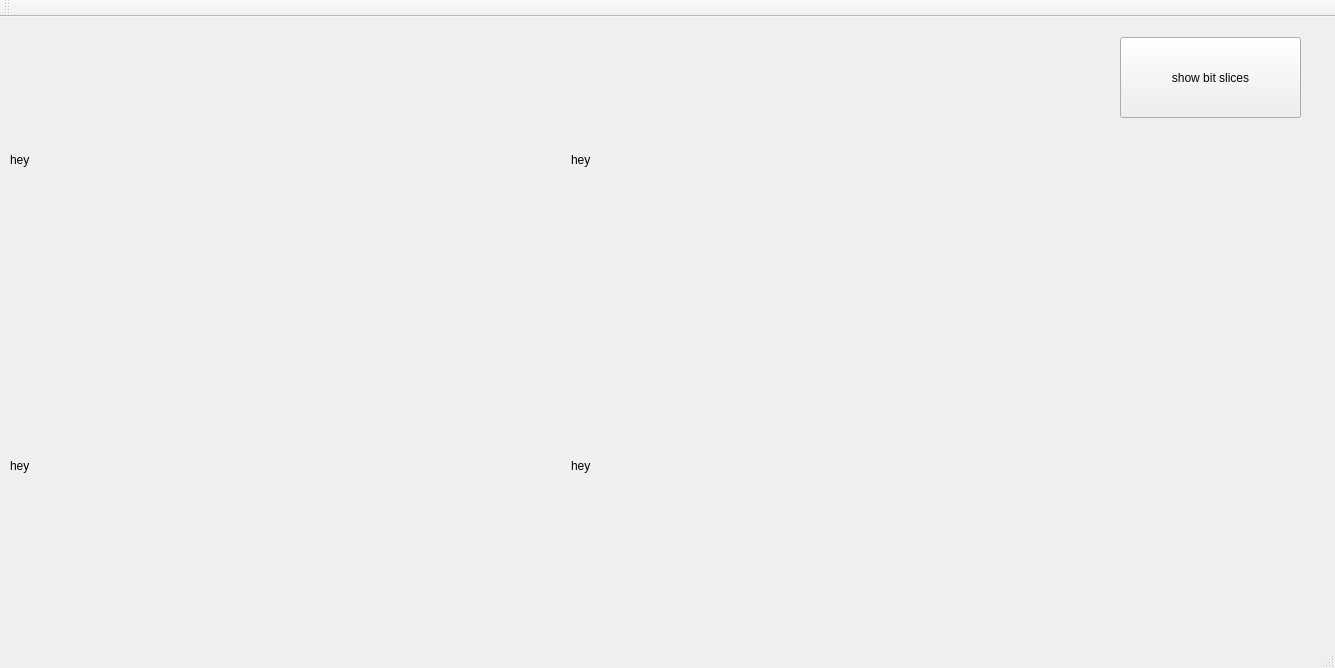
This is mainwindow.ui in Erfan-ram/bit-plane-slicing-qt as Qt 5 draws it before an edit. The edited form follows.
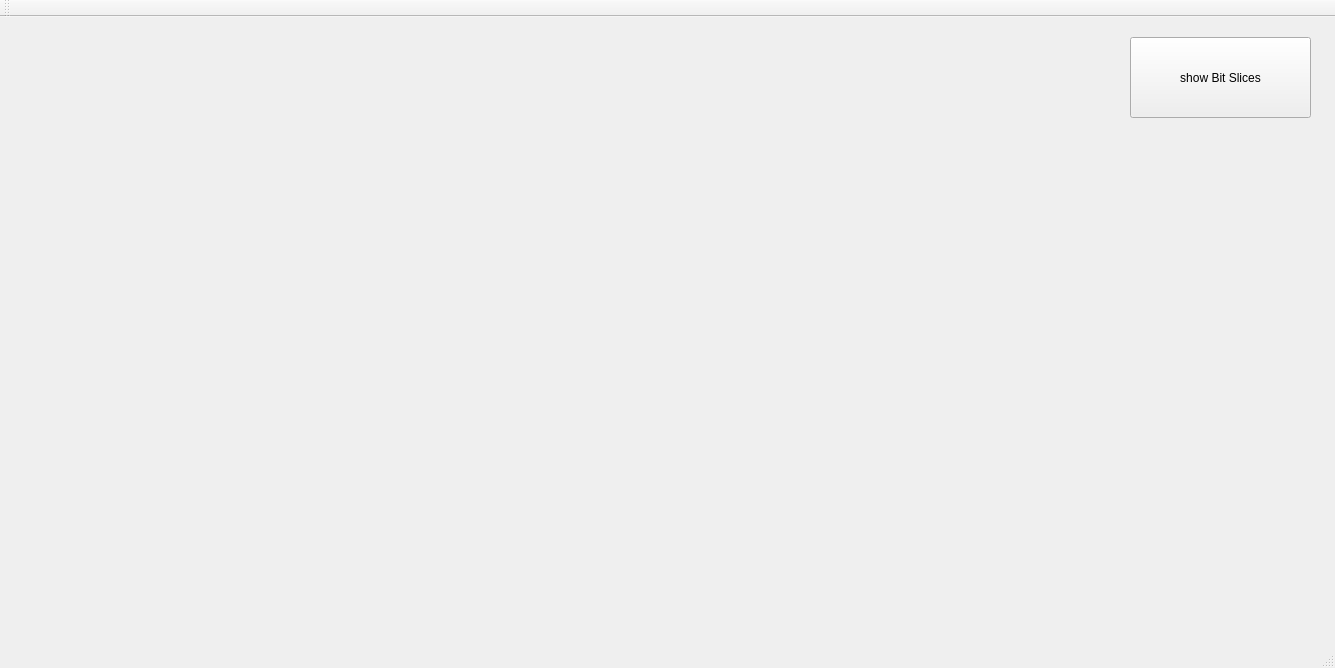
This is the edited form.

```diff
--- a/mainwindow.ui
+++ b/mainwindow.ui
@@ -17,7 +17,7 @@
    <widget class="QPushButton" name="openbut">
     <property name="geometry">
      <rect>
-      <x>1120</x>
+      <x>1130</x>
       <y>20</y>
       <width>181</width>
       <height>81</height>
@@ -27,7 +27,7 @@
      <bool>false</bool>
     </property>
     <property name="text">
-     <string>show bit slices</string>
+     <string>show Bit Slices</string>
     </property>
    </widget>
    <widget class="QWidget" name="">
@@ -35,8 +35,8 @@
      <rect>
       <x>10</x>
       <y>20</y>
-      <width>1081</width>
-      <height>551</height>
+      <width>1101</width>
+      <height>591</height>
      </rect>
     </property>
     <layout class="QVBoxLayout" name="verticalLayout">
@@ -51,7 +51,7 @@
        <item>
         <widget class="QLabel" name="label">
          <property name="text">
-          <string>hey</string>
+          <string/>
          </property>
         </widget>
        </item>
@@ -65,7 +65,7 @@
        <item>
         <widget class="QLabel" name="label_3">
          <property name="text">
-          <string>hey</string>
+          <string/>
          </property>
         </widget>
        </item>
@@ -86,7 +86,7 @@
        <item>
         <widget class="QLabel" name="label_5">
          <property name="text">
-          <string>hey</string>
+          <string/>
          </property>
         </widget>
        </item>
@@ -100,7 +100,7 @@
        <item>
         <widget class="QLabel" name="label_7">
          <property name="text">
-          <string>hey</string>
+          <string/>
          </property>
         </widget>
        </item>
```
Left out of the diff: 16 changed lines with no effect on the pictures.
